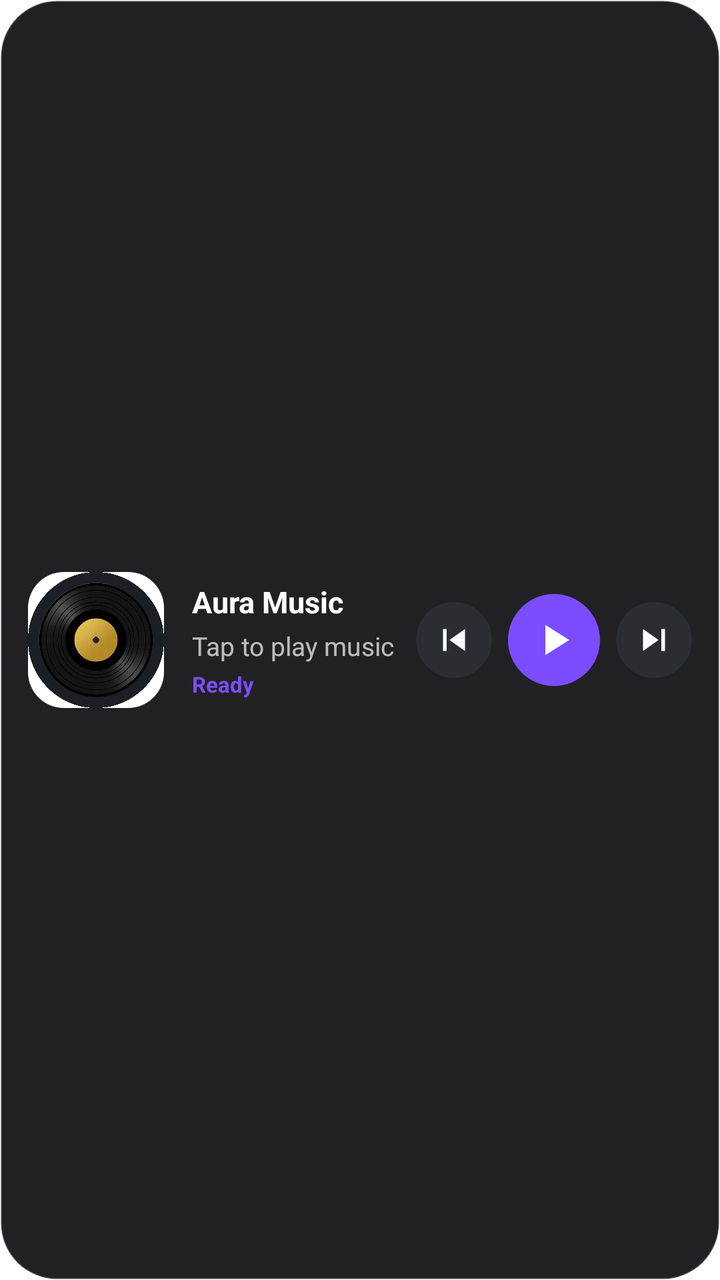
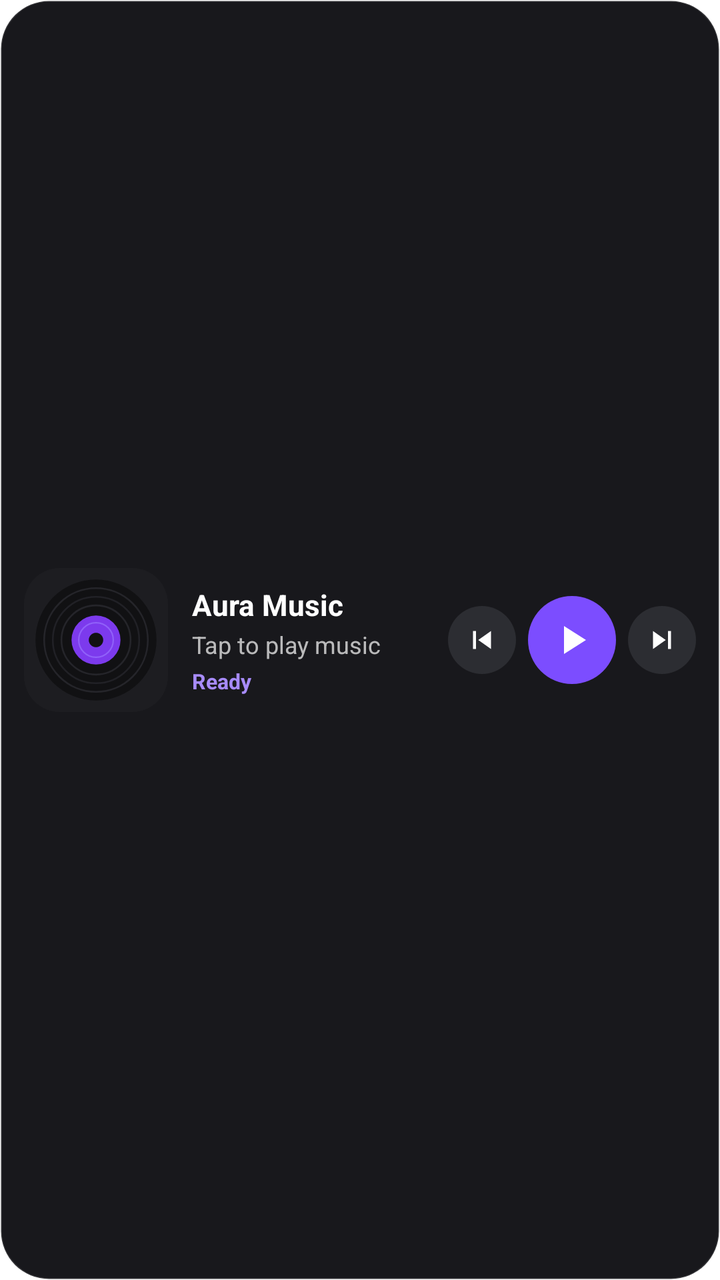

Compare the two renders of this Android layout. The source of the first and the diff that turns it into the second are given below.
<!-- AndroidManifest.xml: fallback theme Theme.MaterialComponents.DayNight.NoActionBar -->
<!-- res/layout/widget_aura_material_you.xml -->
<?xml version="1.0" encoding="utf-8"?>
<LinearLayout xmlns:android="http://schemas.android.com/apk/res/android"
    android:id="@+id/widget_root"
    android:layout_width="match_parent"
    android:layout_height="match_parent"
    android:background="@drawable/widget_background"
    android:gravity="center_vertical"
    android:orientation="horizontal"
    android:padding="14dp">

    
    <ImageView
        android:id="@+id/widget_album_art"
        android:layout_width="68dp"
        android:layout_height="68dp"
        android:background="@drawable/widget_art_rounded"
        android:clipToOutline="true"
        android:contentDescription="Album Art"
        android:scaleType="centerCrop"
        android:src="@mipmap/ic_launcher" />

    
    <LinearLayout
        android:id="@+id/widget_text_container"
        android:layout_width="0dp"
        android:layout_height="wrap_content"
        android:layout_marginStart="14dp"
        android:layout_marginEnd="10dp"
        android:layout_weight="1"
        android:orientation="vertical">

        <TextView
            android:id="@+id/widget_title"
            android:layout_width="wrap_content"
            android:layout_height="wrap_content"
            android:ellipsize="end"
            android:maxLines="1"
            android:text="Aura Music"
            android:textColor="#FFFFFFFF"
            android:textSize="15sp"
            android:textStyle="bold" />

        <TextView
            android:id="@+id/widget_artist"
            android:layout_width="wrap_content"
            android:layout_height="wrap_content"
            android:layout_marginTop="3dp"
            android:ellipsize="end"
            android:maxLines="1"
            android:text="Tap to play music"
            android:textColor="#B3FFFFFF"
            android:textSize="13sp" />

        <TextView
            android:id="@+id/widget_status"
            android:layout_width="wrap_content"
            android:layout_height="wrap_content"
            android:layout_marginTop="3dp"
            android:ellipsize="end"
            android:maxLines="1"
            android:text="Ready"
            android:textColor="#7C4DFF"
            android:textSize="11sp"
            android:textStyle="bold" />
    </LinearLayout>

    
    <LinearLayout
        android:id="@+id/widget_controls_container"
        android:layout_width="wrap_content"
        android:layout_height="wrap_content"
        android:gravity="center_vertical"
        android:orientation="horizontal">

        
        <ImageButton
            android:id="@+id/widget_btn_prev"
            android:layout_width="38dp"
            android:layout_height="38dp"
            android:background="@drawable/widget_btn_circle"
            android:contentDescription="Previous"
            android:padding="8dp"
            android:scaleType="fitCenter"
            android:src="@drawable/ic_widget_prev" />

        
        <ImageButton
            android:id="@+id/widget_btn_play_pause"
            android:layout_width="46dp"
            android:layout_height="46dp"
            android:layout_marginStart="8dp"
            android:layout_marginEnd="8dp"
            android:background="@drawable/widget_btn_play_circle"
            android:contentDescription="Play/Pause"
            android:padding="10dp"
            android:scaleType="fitCenter"
            android:src="@drawable/ic_widget_play" />

        
        <ImageButton
            android:id="@+id/widget_btn_next"
            android:layout_width="38dp"
            android:layout_height="38dp"
            android:background="@drawable/widget_btn_circle"
            android:contentDescription="Next"
            android:padding="8dp"
            android:scaleType="fitCenter"
            android:src="@drawable/ic_widget_next" />
    </LinearLayout>
</LinearLayout>
<!-- resources referenced by this layout -->
<resources>
  <!-- drawable ic_widget_next (drawable) -->
  <vector xmlns:android="http://schemas.android.com/apk/res/android"
      android:width="24dp"
      android:height="24dp"
      android:viewportWidth="24"
      android:viewportHeight="24">
      <path
          android:fillColor="#FFFFFFFF"
          android:pathData="M6,18l8.5,-6L6,6v12zM16,6v12h2V6h-2z"/>
  </vector>
  <!-- drawable ic_widget_play (drawable) -->
  <vector xmlns:android="http://schemas.android.com/apk/res/android"
      android:width="24dp"
      android:height="24dp"
      android:viewportWidth="24"
      android:viewportHeight="24">
      <path
          android:fillColor="#FFFFFFFF"
          android:pathData="M8,5v14l11,-7z"/>
  </vector>
  <!-- drawable ic_widget_prev (drawable) -->
  <vector xmlns:android="http://schemas.android.com/apk/res/android"
      android:width="24dp"
      android:height="24dp"
      android:viewportWidth="24"
      android:viewportHeight="24">
      <path
          android:fillColor="#FFFFFFFF"
          android:pathData="M6,6h2v12H6zm3.5,6l8.5,6V6z"/>
  </vector>
  <!-- drawable widget_art_rounded (drawable) -->
  <?xml version="1.0" encoding="utf-8"?>
  <shape xmlns:android="http://schemas.android.com/apk/res/android"
      android:shape="rectangle">
      <corners android:radius="18dp" />
      <solid android:color="#2A2B30" />
  </shape>
  <!-- drawable widget_background (drawable) -->
  <?xml version="1.0" encoding="utf-8"?>
  <shape xmlns:android="http://schemas.android.com/apk/res/android"
      android:shape="rectangle">
      <corners android:radius="28dp" />
      <solid android:color="#212124" />
      <stroke
          android:width="1dp"
          android:color="#2AFFFFFF" />
  </shape>
  <!-- drawable widget_btn_circle (drawable) -->
  <?xml version="1.0" encoding="utf-8"?>
  <ripple xmlns:android="http://schemas.android.com/apk/res/android"
      android:color="#33FFFFFF">
      <item>
          <shape android:shape="oval">
              <solid android:color="#2C2D32" />
          </shape>
      </item>
  </ripple>
  <!-- drawable widget_btn_play_circle (drawable) -->
  <?xml version="1.0" encoding="utf-8"?>
  <ripple xmlns:android="http://schemas.android.com/apk/res/android"
      android:color="#44FFFFFF">
      <item>
          <shape android:shape="oval">
              <solid android:color="#7C4DFF" />
          </shape>
      </item>
  </ripple>
  <!-- mipmap ic_launcher: png bitmap (mipmap-hdpi, 627450 bytes) -->
</resources>

<!-- the commit's change to res/layout/widget_aura_material_you.xml (unified diff, before → after) -->
@@ -6,50 +6,53 @@
     android:background="@drawable/widget_background"
     android:gravity="center_vertical"
     android:orientation="horizontal"
-    android:padding="14dp">
+    android:paddingStart="12dp"
+    android:paddingEnd="12dp"
+    android:paddingTop="10dp"
+    android:paddingBottom="10dp">
 
     
     <ImageView
         android:id="@+id/widget_album_art"
-        android:layout_width="68dp"
-        android:layout_height="68dp"
+        android:layout_width="72dp"
+        android:layout_height="72dp"
         android:background="@drawable/widget_art_rounded"
         android:clipToOutline="true"
         android:contentDescription="Album Art"
         android:scaleType="centerCrop"
-        android:src="@mipmap/ic_launcher" />
+        android:src="@drawable/ic_widget_default_art" />
 
     
     <LinearLayout
         android:id="@+id/widget_text_container"
         android:layout_width="0dp"
         android:layout_height="wrap_content"
-        android:layout_marginStart="14dp"
-        android:layout_marginEnd="10dp"
+        android:layout_marginStart="12dp"
+        android:layout_marginEnd="8dp"
         android:layout_weight="1"
         android:orientation="vertical">
 
         <TextView
             android:id="@+id/widget_title"
-            android:layout_width="wrap_content"
+            android:layout_width="match_parent"
             android:layout_height="wrap_content"
             android:ellipsize="end"
-            android:maxLines="1"
+            android:maxLines="2"
             android:text="Aura Music"
             android:textColor="#FFFFFFFF"
-            android:textSize="15sp"
+            android:textSize="14.5sp"
             android:textStyle="bold" />
 
         <TextView
             android:id="@+id/widget_artist"
-            android:layout_width="wrap_content"
+            android:layout_width="match_parent"
             android:layout_height="wrap_content"
-            android:layout_marginTop="3dp"
+            android:layout_marginTop="2dp"
             android:ellipsize="end"
             android:maxLines="1"
             android:text="Tap to play music"
             android:textColor="#B3FFFFFF"
-            android:textSize="13sp" />
+            android:textSize="12sp" />
 
         <TextView
             android:id="@+id/widget_status"
@@ -59,8 +62,8 @@
             android:ellipsize="end"
             android:maxLines="1"
             android:text="Ready"
-            android:textColor="#7C4DFF"
-            android:textSize="11sp"
+            android:textColor="#A78BFA"
+            android:textSize="10.5sp"
             android:textStyle="bold" />
     </LinearLayout>
 
@@ -75,8 +78,8 @@
         
         <ImageButton
             android:id="@+id/widget_btn_prev"
-            android:layout_width="38dp"
-            android:layout_height="38dp"
+            android:layout_width="34dp"
+            android:layout_height="34dp"
             android:background="@drawable/widget_btn_circle"
             android:contentDescription="Previous"
             android:padding="8dp"
@@ -86,10 +89,10 @@
         
         <ImageButton
             android:id="@+id/widget_btn_play_pause"
-            android:layout_width="46dp"
-            android:layout_height="46dp"
-            android:layout_marginStart="8dp"
-            android:layout_marginEnd="8dp"
+            android:layout_width="44dp"
+            android:layout_height="44dp"
+            android:layout_marginStart="6dp"
+            android:layout_marginEnd="6dp"
             android:background="@drawable/widget_btn_play_circle"
             android:contentDescription="Play/Pause"
             android:padding="10dp"
@@ -99,8 +102,8 @@
         
         <ImageButton
             android:id="@+id/widget_btn_next"
-            android:layout_width="38dp"
-            android:layout_height="38dp"
+            android:layout_width="34dp"
+            android:layout_height="34dp"
             android:background="@drawable/widget_btn_circle"
             android:contentDescription="Next"
             android:padding="8dp"
<!-- resource entries referenced after the edit -->
@@ -1,5 +1,57 @@
 <!-- resources referenced by this layout -->
 <resources>
+  <!-- drawable ic_widget_default_art (drawable) -->
+  <vector xmlns:android="http://schemas.android.com/apk/res/android"
+      android:width="100dp"
+      android:height="100dp"
+      android:viewportWidth="100"
+      android:viewportHeight="100">
+  
+      
+      <path
+          android:fillColor="#1D1D21"
+          android:pathData="M18,0 L82,0 A18,18 0 0,1 100,18 L100,82 A18,18 0 0,1 82,100 L18,100 A18,18 0 0,1 0,82 L0,18 A18,18 0 0,1 18,0 Z" />
+  
+      
+      <path
+          android:fillColor="#111113"
+          android:pathData="M50,8 A42,42 0 1,0 50,92 A42,42 0 1,0 50,8 Z" />
+  
+      
+      <path
+          android:strokeColor="#25252A"
+          android:strokeWidth="1.2"
+          android:pathData="M50,14 A36,36 0 1,0 50,86 A36,36 0 1,0 50,14 Z" />
+  
+      
+      <path
+          android:strokeColor="#212126"
+          android:strokeWidth="1.2"
+          android:pathData="M50,20 A30,30 0 1,0 50,80 A30,30 0 1,0 50,20 Z" />
+  
+      
+      <path
+          android:strokeColor="#25252A"
+          android:strokeWidth="1.2"
+          android:pathData="M50,26 A24,24 0 1,0 50,74 A24,24 0 1,0 50,26 Z" />
+  
+      
+      <path
+          android:fillColor="#7C3AED"
+          android:pathData="M50,33 A17,17 0 1,0 50,67 A17,17 0 1,0 50,33 Z" />
+  
+      
+      <path
+          android:strokeColor="#9061F9"
+          android:strokeWidth="1"
+          android:pathData="M50,38 A12,12 0 1,0 50,62 A12,12 0 1,0 50,38 Z" />
+  
+      
+      <path
+          android:fillColor="#111113"
+          android:pathData="M50,45 A5,5 0 1,0 50,55 A5,5 0 1,0 50,45 Z" />
+  
+  </vector>
   <!-- drawable ic_widget_next (drawable) -->
   <vector xmlns:android="http://schemas.android.com/apk/res/android"
       android:width="24dp"
@@ -35,17 +87,17 @@
   <shape xmlns:android="http://schemas.android.com/apk/res/android"
       android:shape="rectangle">
       <corners android:radius="18dp" />
-      <solid android:color="#2A2B30" />
+      <solid android:color="#1D1D21" />
   </shape>
   <!-- drawable widget_background (drawable) -->
   <?xml version="1.0" encoding="utf-8"?>
   <shape xmlns:android="http://schemas.android.com/apk/res/android"
       android:shape="rectangle">
-      <corners android:radius="28dp" />
-      <solid android:color="#212124" />
+      <corners android:radius="24dp" />
+      <solid android:color="#18181C" />
       <stroke
           android:width="1dp"
-          android:color="#2AFFFFFF" />
+          android:color="#22FFFFFF" />
   </shape>
   <!-- drawable widget_btn_circle (drawable) -->
   <?xml version="1.0" encoding="utf-8"?>
@@ -67,6 +119,5 @@
           </shape>
       </item>
   </ripple>
-  <!-- mipmap ic_launcher: png bitmap (mipmap-hdpi, 627450 bytes) -->
 </resources>
 
